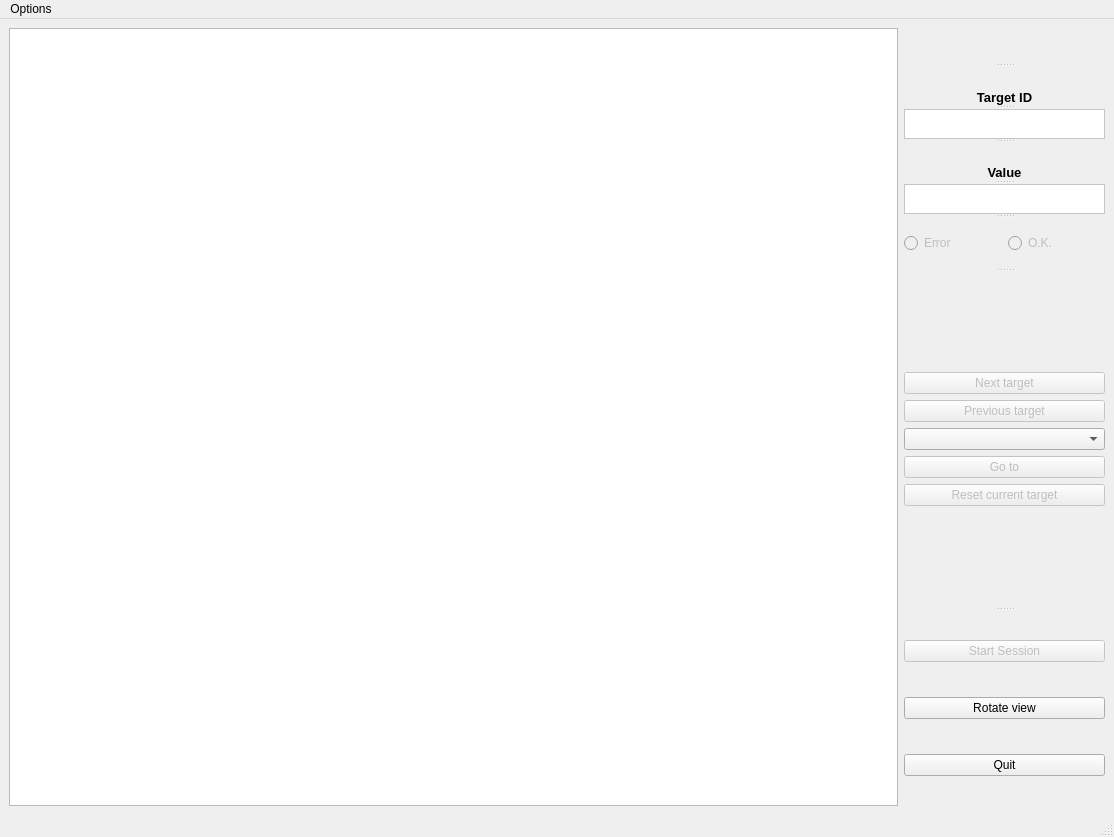
drordotan/writracker, file wacom_recorder/recorder_ui.ui: the form before one commit.
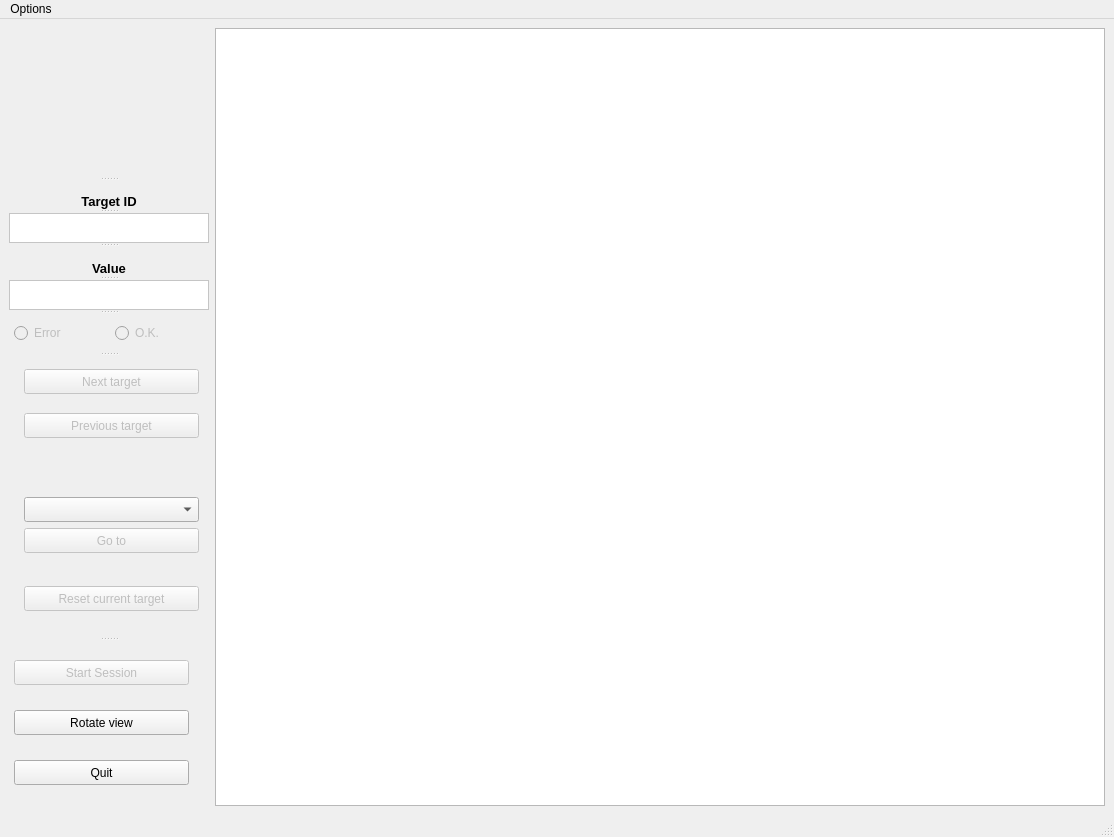
The form after the commit. Icons and pictures are not drawn.

Commit message:
Recorder: Change UI layout, positions and logo
-Fix logo, logo size constraints
-Move menu to the left and fix button constraints

Patch:
```diff
--- a/wacom_recorder/recorder_ui.ui
+++ b/wacom_recorder/recorder_ui.ui
@@ -17,8 +17,8 @@
    <bool>false</bool>
   </property>
   <widget class="QWidget" name="centralwidget">
-   <layout class="QHBoxLayout" name="horizontalLayout">
-    <item>
+   <layout class="QGridLayout" name="gridLayout">
+    <item row="0" column="1">
      <widget class="QGraphicsView" name="tablet_paint_graphicsview">
       <property name="minimumSize">
        <size>
@@ -64,14 +64,26 @@
       </property>
      </widget>
     </item>
-    <item>
+    <item row="0" column="0">
      <widget class="QSplitter" name="splitter">
       <property name="orientation">
        <enum>Qt::Vertical</enum>
       </property>
       <widget class="QLabel" name="label_3">
+       <property name="minimumSize">
+        <size>
+         <width>175</width>
+         <height>116</height>
+        </size>
+       </property>
+       <property name="maximumSize">
+        <size>
+         <width>200</width>
+         <height>149</height>
+        </size>
+       </property>
        <property name="text">
-        <string>&lt;html&gt;&lt;head/&gt;&lt;body&gt;&lt;p&gt;&lt;img src=&quot;img/writracker_logo.png&quot; width=70 height=100/&gt;&lt;/p&gt;&lt;/body&gt;&lt;/html&gt;</string>
+        <string>&lt;html&gt;&lt;head/&gt;&lt;body&gt;&lt;p&gt;&lt;img src=&quot;img/writracker_logo.png&quot; width=175 height=116/&gt;&lt;/p&gt;&lt;/body&gt;&lt;/html&gt;</string>
        </property>
        <property name="alignment">
         <set>Qt::AlignCenter</set>
@@ -177,6 +189,9 @@
       </widget>
       <widget class="QWidget" name="horizontalLayoutWidget_3">
        <layout class="QHBoxLayout" name="horizontalLayout_4">
+        <property name="leftMargin">
+         <number>5</number>
+        </property>
         <item>
          <widget class="QRadioButton" name="radiobtn_err">
           <property name="enabled">
@@ -213,11 +228,26 @@
        <layout class="QVBoxLayout" name="verticalLayout_7">
         <item>
          <layout class="QVBoxLayout" name="verticalLayout_3">
-          <item>
+          <property name="leftMargin">
+           <number>5</number>
+          </property>
+          <item alignment="Qt::AlignHCenter|Qt::AlignVCenter">
            <widget class="QPushButton" name="next_btn">
             <property name="enabled">
              <bool>false</bool>
             </property>
+            <property name="minimumSize">
+             <size>
+              <width>175</width>
+              <height>25</height>
+             </size>
+            </property>
+            <property name="maximumSize">
+             <size>
+              <width>175</width>
+              <height>25</height>
+             </size>
+            </property>
             <property name="toolTip">
              <string>Save current trajectory and move to the next target</string>
             </property>
@@ -230,11 +260,23 @@
             </property>
            </widget>
           </item>
-          <item>
+          <item alignment="Qt::AlignHCenter|Qt::AlignTop">
            <widget class="QPushButton" name="prv_btn">
             <property name="enabled">
              <bool>false</bool>
             </property>
+            <property name="minimumSize">
+             <size>
+              <width>175</width>
+              <height>25</height>
+             </size>
+            </property>
+            <property name="maximumSize">
+             <size>
+              <width>175</width>
+              <height>16777215</height>
+             </size>
+            </property>
             <property name="toolTip">
              <string>Save current trajectory and move to the previous target</string>
             </property>
@@ -247,14 +289,39 @@
             </property>
            </widget>
           </item>
-          <item>
-           <widget class="QComboBox" name="combobox_targets"/>
+          <item alignment="Qt::AlignHCenter|Qt::AlignBottom">
+           <widget class="QComboBox" name="combobox_targets">
+            <property name="minimumSize">
+             <size>
+              <width>175</width>
+              <height>25</height>
+             </size>
+            </property>
+            <property name="maximumSize">
+             <size>
+              <width>175</width>
+              <height>16777215</height>
+             </size>
+            </property>
+           </widget>
           </item>
-          <item>
+          <item alignment="Qt::AlignHCenter|Qt::AlignTop">
            <widget class="QPushButton" name="goto_btn">
             <property name="enabled">
              <bool>false</bool>
             </property>
+            <property name="minimumSize">
+             <size>
+              <width>175</width>
+              <height>25</height>
+             </size>
+            </property>
+            <property name="maximumSize">
+             <size>
+              <width>175</width>
+              <height>16777215</height>
+             </size>
+            </property>
             <property name="toolTip">
              <string>Choose target from a list and continue from there.</string>
             </property>
@@ -267,11 +334,23 @@
             </property>
            </widget>
           </item>
-          <item>
+          <item alignment="Qt::AlignHCenter|Qt::AlignTop">
            <widget class="QPushButton" name="reset_btn">
             <property name="enabled">
              <bool>false</bool>
             </property>
+            <property name="minimumSize">
+             <size>
+              <width>175</width>
+              <height>25</height>
+             </size>
+            </property>
+            <property name="maximumSize">
+             <size>
+              <width>175</width>
+              <height>16777215</height>
+             </size>
+            </property>
             <property name="toolTip">
              <string>Discard current trajectory and repeat current target</string>
             </property>
@@ -290,11 +369,26 @@
       </widget>
       <widget class="QWidget" name="verticalLayoutWidget">
        <layout class="QVBoxLayout" name="verticalLayout_6">
+        <property name="leftMargin">
+         <number>5</number>
+        </property>
         <item>
          <widget class="QPushButton" name="start_ssn_btn">
           <property name="enabled">
            <bool>false</bool>
           </property>
+          <property name="minimumSize">
+           <size>
+            <width>175</width>
+            <height>25</height>
+           </size>
+          </property>
+          <property name="maximumSize">
+           <size>
+            <width>175</width>
+            <height>16777215</height>
+           </size>
+          </property>
           <property name="toolTip">
            <string>&lt;html&gt;&lt;head/&gt;&lt;body&gt;&lt;p&gt;Starts the session&lt;/p&gt;&lt;/body&gt;&lt;/html&gt;</string>
           </property>
@@ -312,6 +406,18 @@
           <property name="enabled">
            <bool>true</bool>
           </property>
+          <property name="minimumSize">
+           <size>
+            <width>175</width>
+            <height>25</height>
+           </size>
+          </property>
+          <property name="maximumSize">
+           <size>
+            <width>175</width>
+            <height>16777215</height>
+           </size>
+          </property>
           <property name="toolTip">
            <string>&lt;html&gt;&lt;head/&gt;&lt;body&gt;&lt;p&gt;Starts the session&lt;/p&gt;&lt;/body&gt;&lt;/html&gt;</string>
           </property>
@@ -325,6 +431,18 @@
         </item>
         <item>
          <widget class="QPushButton" name="quit_btn">
+          <property name="minimumSize">
+           <size>
+            <width>175</width>
+            <height>25</height>
+           </size>
+          </property>
+          <property name="maximumSize">
+           <size>
+            <width>175</width>
+            <height>16777215</height>
+           </size>
+          </property>
           <property name="text">
            <string>Quit</string>
           </property>
```
